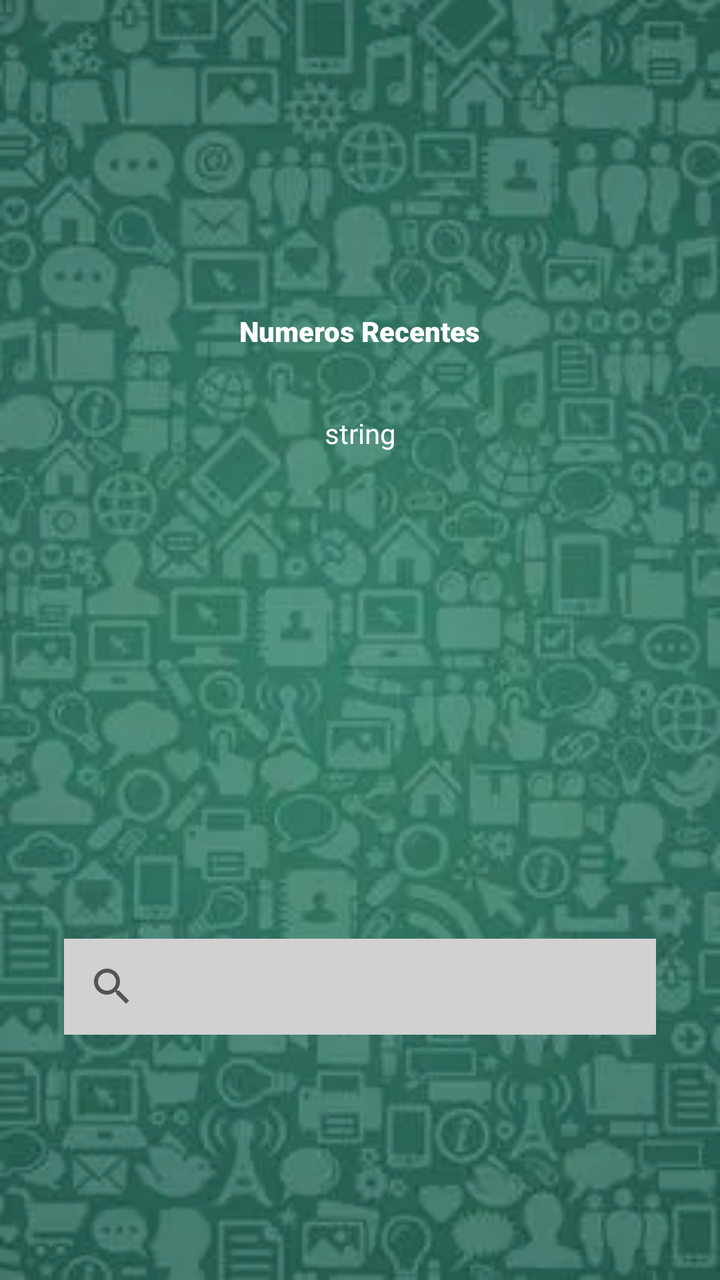
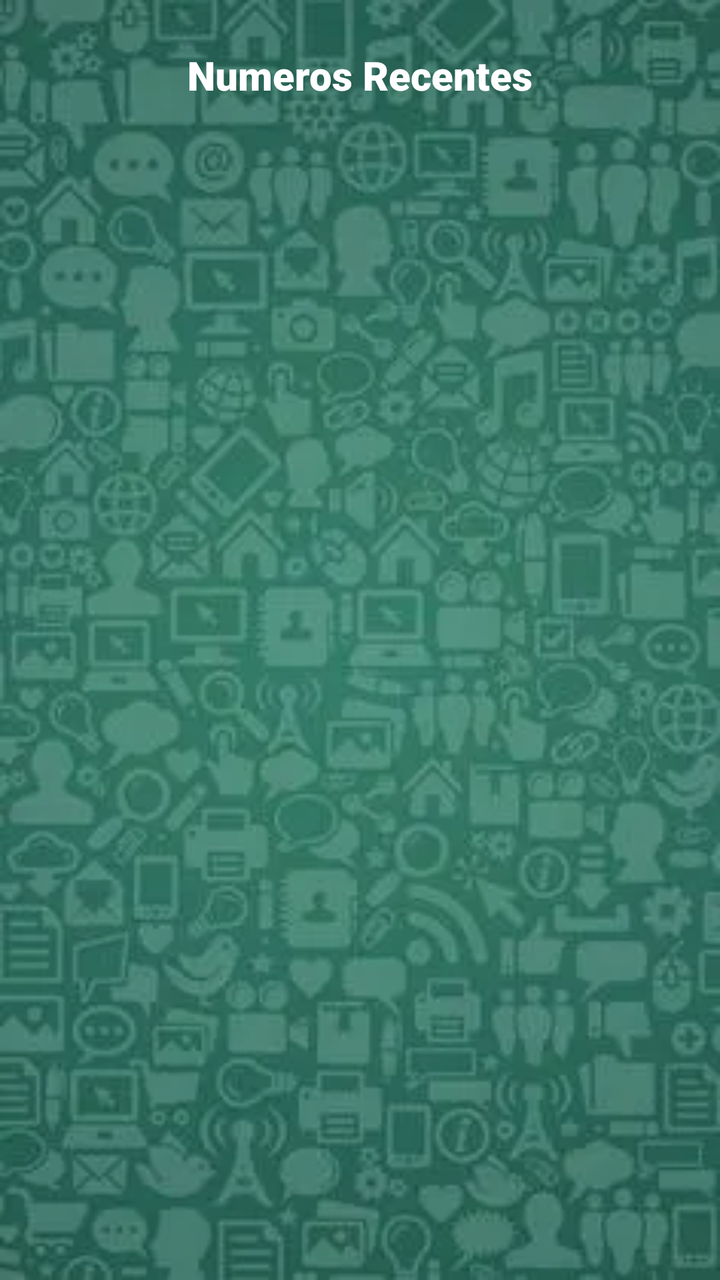

Before-and-after screenshots of an Android layout around one commit, followed by the original layout XML and the change that was made.
<!-- AndroidManifest.xml: application theme Theme.Zapmessage -->
<!-- res/layout/recentlayout.xml -->
<?xml version="1.0" encoding="utf-8"?>
<androidx.constraintlayout.widget.ConstraintLayout xmlns:android="http://schemas.android.com/apk/res/android"
    xmlns:app="http://schemas.android.com/apk/res-auto"
    xmlns:tools="http://schemas.android.com/tools"
    android:layout_width="match_parent"
    android:layout_height="match_parent"
    android:background="@drawable/whatsappbackground">

    <SearchView
        android:id="@+id/SearchBar"
        android:layout_width="0dp"
        android:layout_height="wrap_content"
        android:layout_marginStart="32dp"
        android:layout_marginEnd="32dp"
        android:background="@color/black"
        android:backgroundTint="#D1D1D1"
        android:contentDescription="Pesquisar"
        app:constraint_referenced_tags="Pesquisar"
        app:layout_constraintBottom_toBottomOf="parent"
        app:layout_constraintEnd_toEndOf="parent"
        app:layout_constraintHorizontal_bias="0.0"
        app:layout_constraintStart_toStartOf="parent"
        app:layout_constraintTop_toTopOf="parent"
        app:layout_constraintVertical_bias="0.793" />

    <TextView
        android:id="@+id/textView"
        android:layout_width="wrap_content"
        android:layout_height="wrap_content"
        android:layout_marginStart="176dp"
        android:layout_marginTop="156dp"
        android:layout_marginEnd="176dp"
        android:backgroundTint="@color/white"
        android:backgroundTintMode="add"
        android:fontFamily="sans-serif-black"
        android:text="Numeros Recentes"
        android:textColor="@color/white"
        app:layout_constraintEnd_toEndOf="parent"
        app:layout_constraintStart_toStartOf="parent"
        app:layout_constraintTop_toTopOf="parent" />

    <TextView
        android:id="@+id/textView2"
        android:layout_width="wrap_content"
        android:layout_height="wrap_content"
        android:layout_marginTop="32dp"
        android:text="string"
        android:textColor="@color/white"
        app:layout_constraintEnd_toEndOf="parent"
        app:layout_constraintStart_toStartOf="parent"
        app:layout_constraintTop_toBottomOf="@+id/textView" />
</androidx.constraintlayout.widget.ConstraintLayout>
<!-- resources referenced by this layout -->
<resources>
  <color name="black">#FF000000</color>
  <color name="white">#FFFFFFFF</color>
  <!-- drawable whatsappbackground: webp bitmap (drawable, 14612 bytes) -->
  <style name="Theme.Zapmessage" parent="android:Theme.Material.Light.NoActionBar" />
</resources>

<!-- the commit's change to res/layout/recentlayout.xml (unified diff, before → after) -->
@@ -6,47 +6,44 @@
     android:layout_height="match_parent"
     android:background="@drawable/whatsappbackground">
 
-    <SearchView
-        android:id="@+id/SearchBar"
-        android:layout_width="0dp"
-        android:layout_height="wrap_content"
-        android:layout_marginStart="32dp"
-        android:layout_marginEnd="32dp"
-        android:background="@color/black"
-        android:backgroundTint="#D1D1D1"
-        android:contentDescription="Pesquisar"
-        app:constraint_referenced_tags="Pesquisar"
-        app:layout_constraintBottom_toBottomOf="parent"
-        app:layout_constraintEnd_toEndOf="parent"
-        app:layout_constraintHorizontal_bias="0.0"
-        app:layout_constraintStart_toStartOf="parent"
-        app:layout_constraintTop_toTopOf="parent"
-        app:layout_constraintVertical_bias="0.793" />
-
     <TextView
-        android:id="@+id/textView"
+        android:id="@+id/textViewTitle"
         android:layout_width="wrap_content"
         android:layout_height="wrap_content"
-        android:layout_marginStart="176dp"
-        android:layout_marginTop="156dp"
-        android:layout_marginEnd="176dp"
-        android:backgroundTint="@color/white"
-        android:backgroundTintMode="add"
+        android:layout_marginTop="24dp"
         android:fontFamily="sans-serif-black"
         android:text="Numeros Recentes"
         android:textColor="@color/white"
+        android:textSize="20sp"
         app:layout_constraintEnd_toEndOf="parent"
         app:layout_constraintStart_toStartOf="parent"
         app:layout_constraintTop_toTopOf="parent" />
 
+    <androidx.recyclerview.widget.RecyclerView
+        android:id="@+id/recyclerViewRecents"
+        android:layout_width="0dp"
+        android:layout_height="0dp"
+        android:layout_marginTop="16dp"
+        app:layout_constraintBottom_toBottomOf="parent"
+        app:layout_constraintEnd_toEndOf="parent"
+        app:layout_constraintStart_toStartOf="parent"
+        app:layout_constraintTop_toBottomOf="@id/textViewTitle"
+        tools:listitem="@layout/recent_item" />
+
+</androidx.constraintlayout.widget.ConstraintLayout>
+<!-- res/layout/recent_item.xml (included above) -->
+<?xml version="1.0" encoding="utf-8"?>
+<LinearLayout xmlns:android="http://schemas.android.com/apk/res/android"
+    android:layout_width="match_parent"
+    android:layout_height="wrap_content"
+    android:orientation="vertical"
+    android:padding="16dp">
+
     <TextView
-        android:id="@+id/textView2"
+        android:id="@+id/itemPhoneNumber"
         android:layout_width="wrap_content"
         android:layout_height="wrap_content"
-        android:layout_marginTop="32dp"
-        android:text="string"
-        android:textColor="@color/white"
-        app:layout_constraintEnd_toEndOf="parent"
-        app:layout_constraintStart_toStartOf="parent"
-        app:layout_constraintTop_toBottomOf="@+id/textView" />
-</androidx.constraintlayout.widget.ConstraintLayout>
+        android:textColor="@android:color/white"
+        android:textSize="18sp" />
+
+</LinearLayout>
<!-- resource entries referenced after the edit -->
@@ -1,6 +1,5 @@
 <!-- resources referenced by this layout -->
 <resources>
-  <color name="black">#FF000000</color>
   <color name="white">#FFFFFFFF</color>
   <!-- drawable whatsappbackground: webp bitmap (drawable, 14612 bytes) -->
   <style name="Theme.Zapmessage" parent="android:Theme.Material.Light.NoActionBar" />
